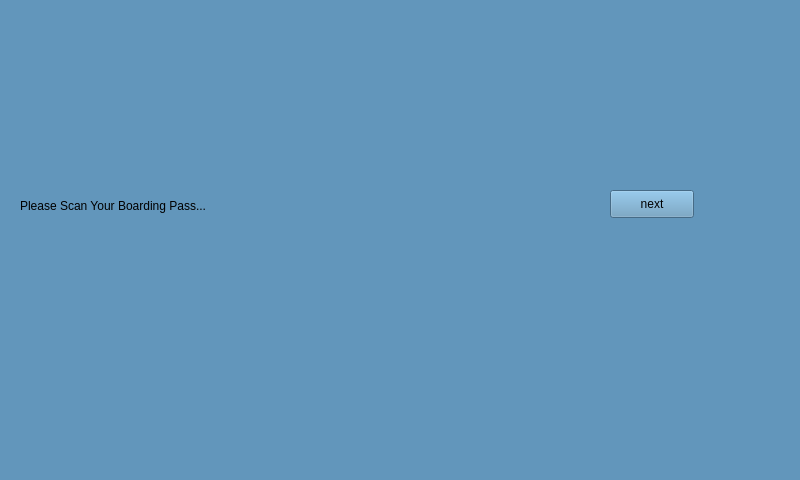
This is ui/the.ui in yussefsoudan/sdp-ian as Qt 5 draws it before an edit. The edited form follows.
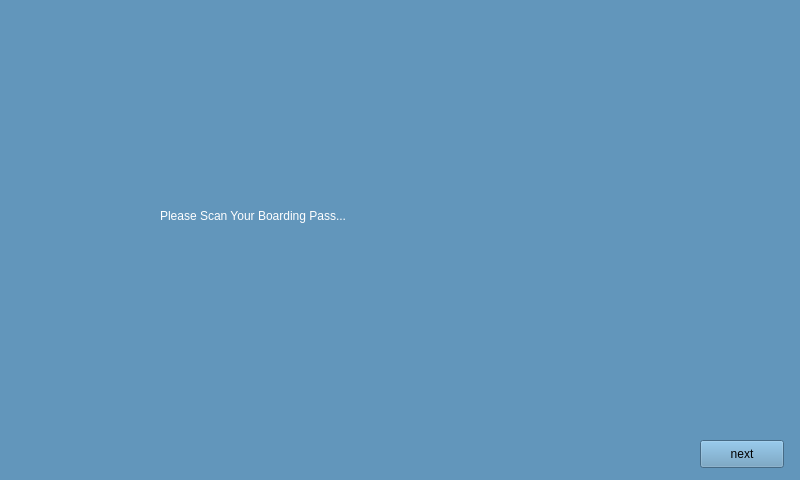
This is the edited form. The open tabs and pages were chosen to show the change.

Patch:
```diff
--- a/ui/the.ui
+++ b/ui/the.ui
@@ -80,8 +80,8 @@
    <widget class="QLabel" name="label_2">
     <property name="geometry">
      <rect>
-      <x>20</x>
-      <y>20</y>
+      <x>160</x>
+      <y>30</y>
       <width>501</width>
       <height>371</height>
      </rect>
@@ -93,7 +93,8 @@
      <bool>false</bool>
     </property>
     <property name="styleSheet">
-     <string notr="true">font: 40pt &quot;montserrat&quot;;</string>
+     <string notr="true">font: 40pt &quot;montserrat&quot;;
+color: rgb(255, 255, 255);</string>
     </property>
     <property name="lineWidth">
      <number>1</number>
@@ -117,8 +118,8 @@
    <widget class="QPushButton" name="next">
     <property name="geometry">
      <rect>
-      <x>610</x>
-      <y>190</y>
+      <x>700</x>
+      <y>440</y>
       <width>84</width>
       <height>28</height>
      </rect>
```
Left out of the diff: 2 changed lines with no effect on the pictures.
